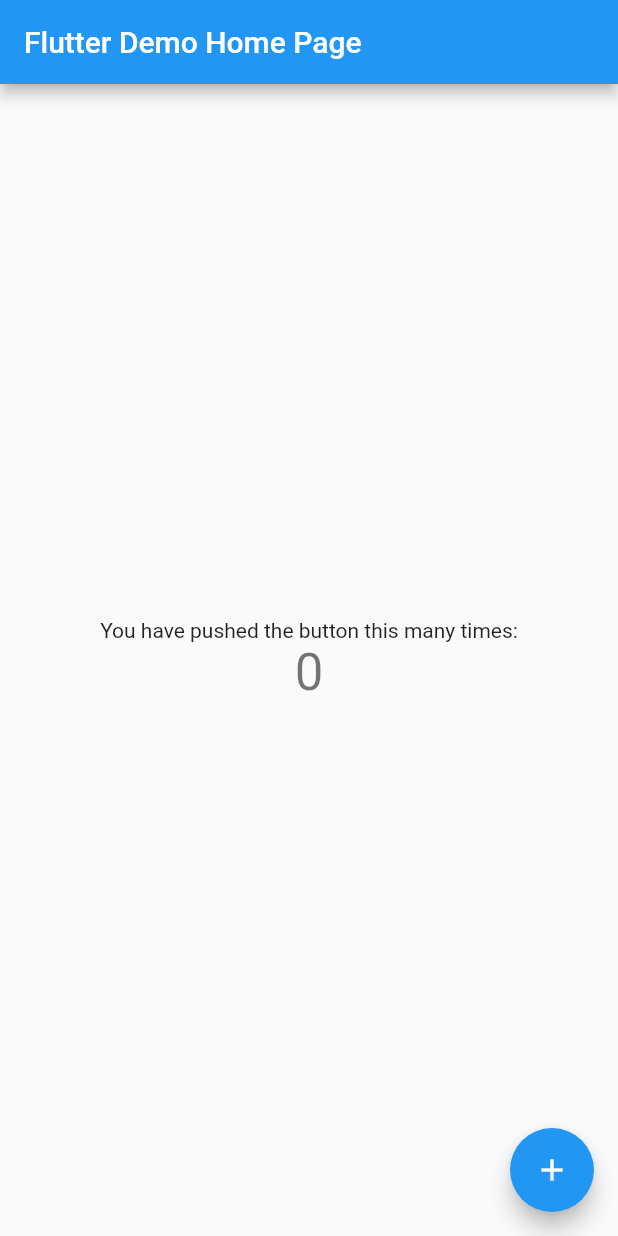
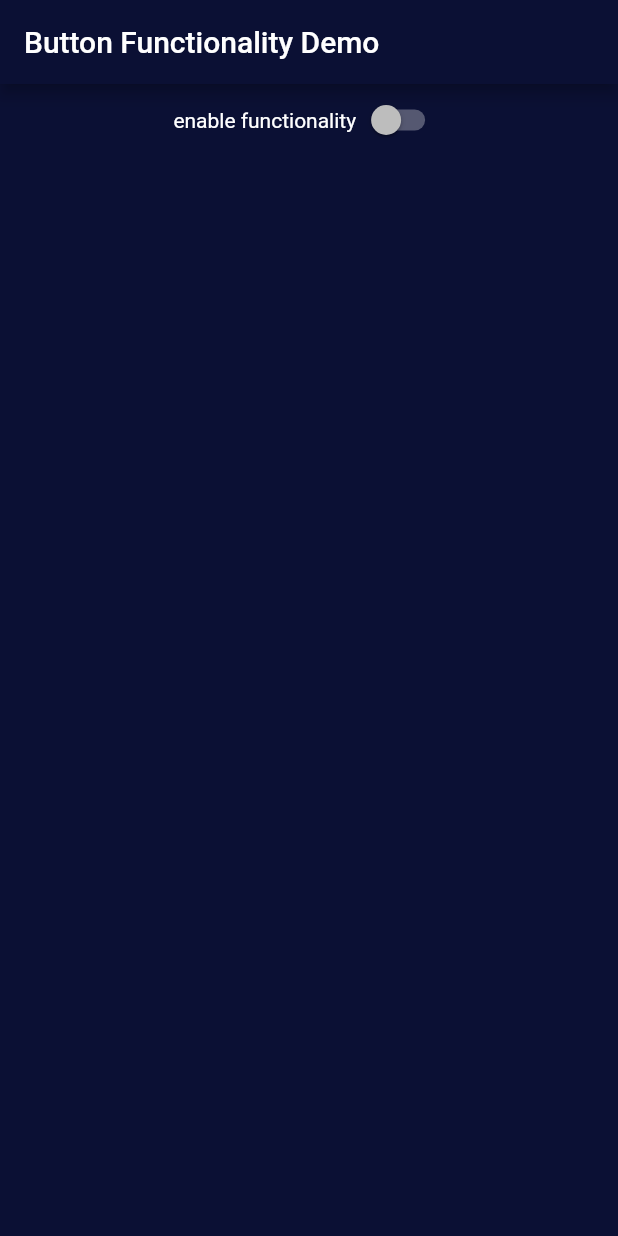
Before and after one commit to CFhub/FlutterApp02A_ClarisseFourie, a Flutter app: the screen it shows after launch, on a phone screen of 412 x 824 dp. Run offline on Flutter 3.47's test engine with Material 2 defaults, Android fonts, the phone set to English and light mode, and no system bars.

Commit message:
Added 'Reset' button and functionality code

```diff
--- /dev/null
+++ b/lib/first_page.dart
@@ -0,0 +1,102 @@
+import 'package:flutter/material.dart';
+import 'package:flutter/rendering.dart';
+
+class MyFirstPage extends StatefulWidget {
+  @override
+  _MyFirstPageState createState() => _MyFirstPageState();
+}
+
+class _MyFirstPageState extends State<MyFirstPage> {
+  bool _enabled = false;
+  String _msg1 = '';
+  String _msg2 = '';
+
+  @override
+  Widget build(BuildContext context) {
+    Object onPressed1() {
+      if (_enabled) {
+        print(
+            'onPressed1 returning address of anonymous function but NOT running it');
+        return () {
+          print('Buttonnpressed as anonymous function now running');
+        };
+      } else {
+        print('onPressed1 returning NULL');
+        return null;
+      }
+    }
+
+    return Scaffold(
+      appBar: AppBar(
+        title: Text('Button Functionality Demo'),
+      ),
+      body: Container(
+        child: Column(
+          children: <Widget>[
+            Row(
+              mainAxisAlignment: MainAxisAlignment.center,
+              children: <Widget>[
+                Text('enable functionality'),
+                Switch(
+                  value: _enabled,
+                  onChanged: (bool onChangedValue) {
+                    print('onChangedValue is $onChangedValue');
+                    setState(() {
+                      _enabled = onChangedValue;
+                      if (_enabled) {
+                        _msg1 = 'Enabled';
+                        print('_enabled is true');
+                        _msg2 = 'Reset';
+                      } else {
+                        _msg1 = '';
+                        _msg2 = '';
+                        print('_enabled is false');
+                      }
+                    });
+                  },
+                ),
+              ],
+            ),
+            Row(
+              mainAxisAlignment: MainAxisAlignment.center,
+              children: <Widget>[
+                Container(
+                  margin: EdgeInsets.all(20),
+                  child: MaterialButton(
+                    shape: RoundedRectangleBorder(
+                      borderRadius: BorderRadius.circular(10),
+                    ),
+                    elevation: 8,
+                    color: Colors.redAccent,
+                    textColor: Colors.white,
+                    highlightColor: Colors.blue,
+                    splashColor: Colors.green.shade300,
+                    padding: EdgeInsets.all(20.0),
+                    onPressed: onPressed1(),
+                    child: Text(_msg1),
+                  ),
+                ),
+                Container(
+                  margin: EdgeInsets.all(20),
+                  child: MaterialButton(
+                    shape: RoundedRectangleBorder(
+                      borderRadius: BorderRadius.circular(10),
+                    ),
+                    elevation: 8,
+                    color: Colors.blueAccent,
+                    textColor: Colors.white,
+                    highlightColor: Colors.deepPurpleAccent,
+                    splashColor: Colors.white,
+                    padding: EdgeInsets.all(20.0),
+                    onPressed: onPressed1(),
+                    child: Text(_msg2),
+                  ),
+                )
+              ],
+            )
+          ],
+        ),
+      ),
+    );
+  }
+}
--- a/lib/main.dart
+++ b/lib/main.dart
@@ -1,117 +1,19 @@
 import 'package:flutter/material.dart';
+import 'first_page.dart';
 
 void main() {
   runApp(MyApp());
 }
 
 class MyApp extends StatelessWidget {
-  // This widget is the root of your application.
   @override
   Widget build(BuildContext context) {
     return MaterialApp(
-      title: 'Flutter Demo',
-      theme: ThemeData(
-        // This is the theme of your application.
-        //
-        // Try running your application with "flutter run". You'll see the
-        // application has a blue toolbar. Then, without quitting the app, try
-        // changing the primarySwatch below to Colors.green and then invoke
-        // "hot reload" (press "r" in the console where you ran "flutter run",
-        // or simply save your changes to "hot reload" in a Flutter IDE).
-        // Notice that the counter didn't reset back to zero; the application
-        // is not restarted.
-        primarySwatch: Colors.blue,
-        // This makes the visual density adapt to the platform that you run
-        // the app on. For desktop platforms, the controls will be smaller and
-        // closer together (more dense) than on mobile platforms.
-        visualDensity: VisualDensity.adaptivePlatformDensity,
+      theme: ThemeData.dark().copyWith(
+        primaryColor: Color(0xFF0B1034),
+        scaffoldBackgroundColor: Color(0xFF0B1034),
       ),
-      home: MyHomePage(title: 'Flutter Demo Home Page'),
+      home: MyFirstPage(),
     );
   }
 }
-
-class MyHomePage extends StatefulWidget {
-  MyHomePage({Key key, this.title}) : super(key: key);
-
-  // This widget is the home page of your application. It is stateful, meaning
-  // that it has a State object (defined below) that contains fields that affect
-  // how it looks.
-
-  // This class is the configuration for the state. It holds the values (in this
-  // case the title) provided by the parent (in this case the App widget) and
-  // used by the build method of the State. Fields in a Widget subclass are
-  // always marked "final".
-
-  final String title;
-
-  @override
-  _MyHomePageState createState() => _MyHomePageState();
-}
-
-class _MyHomePageState extends State<MyHomePage> {
-  int _counter = 0;
-
-  void _incrementCounter() {
-    setState(() {
-      // This call to setState tells the Flutter framework that something has
-      // changed in this State, which causes it to rerun the build method below
-      // so that the display can reflect the updated values. If we changed
-      // _counter without calling setState(), then the build method would not be
-      // called again, and so nothing would appear to happen.
-      _counter++;
-    });
-  }
-
-  @override
-  Widget build(BuildContext context) {
-    // This method is rerun every time setState is called, for instance as done
-    // by the _incrementCounter method above.
-    //
-    // The Flutter framework has been optimized to make rerunning build methods
-    // fast, so that you can just rebuild anything that needs updating rather
-    // than having to individually change instances of widgets.
-    return Scaffold(
-      appBar: AppBar(
-        // Here we take the value from the MyHomePage object that was created by
-        // the App.build method, and use it to set our appbar title.
-        title: Text(widget.title),
-      ),
-      body: Center(
-        // Center is a layout widget. It takes a single child and positions it
-        // in the middle of the parent.
-        child: Column(
-          // Column is also a layout widget. It takes a list of children and
-          // arranges them vertically. By default, it sizes itself to fit its
-          // children horizontally, and tries to be as tall as its parent.
-          //
-          // Invoke "debug painting" (press "p" in the console, choose the
-          // "Toggle Debug Paint" action from the Flutter Inspector in Android
-          // Studio, or the "Toggle Debug Paint" command in Visual Studio Code)
-          // to see the wireframe for each widget.
-          //
-          // Column has various properties to control how it sizes itself and
-          // how it positions its children. Here we use mainAxisAlignment to
-          // center the children vertically; the main axis here is the vertical
-          // axis because Columns are vertical (the cross axis would be
-          // horizontal).
-          mainAxisAlignment: MainAxisAlignment.center,
-          children: <Widget>[
-            Text(
-              'You have pushed the button this many times:',
-            ),
-            Text(
-              '$_counter',
-              style: Theme.of(context).textTheme.headline4,
-            ),
-          ],
-        ),
-      ),
-      floatingActionButton: FloatingActionButton(
-        onPressed: _incrementCounter,
-        tooltip: 'Increment',
-        child: Icon(Icons.add),
-      ), // This trailing comma makes auto-formatting nicer for build methods.
-    );
-  }
-}
```
